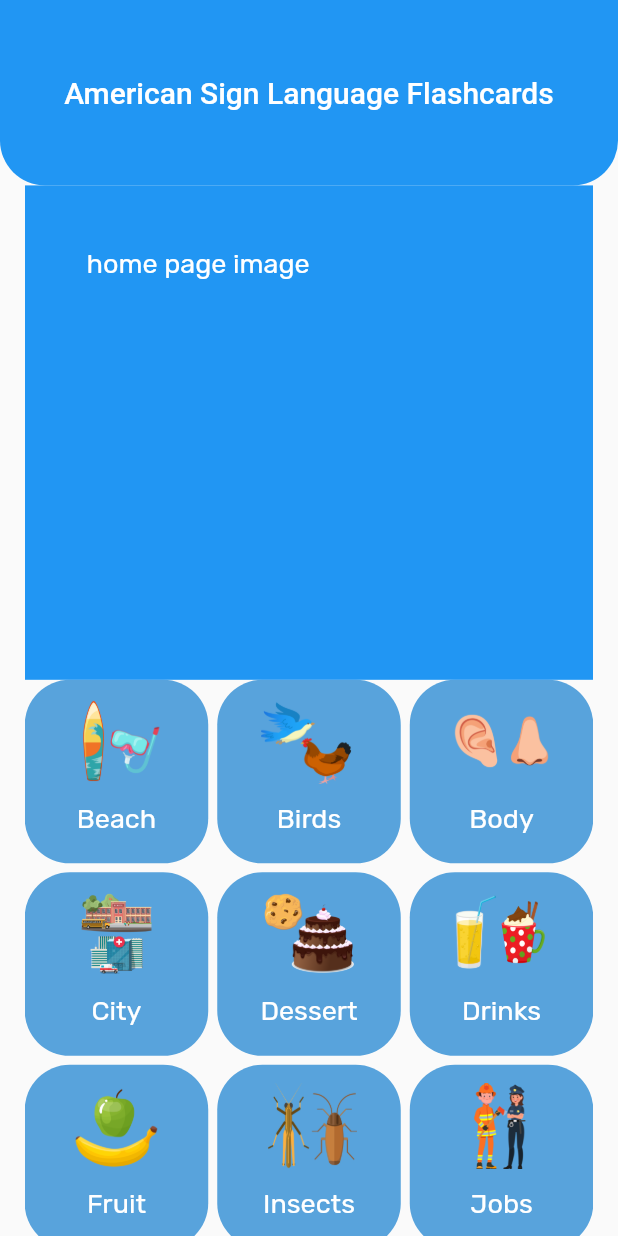
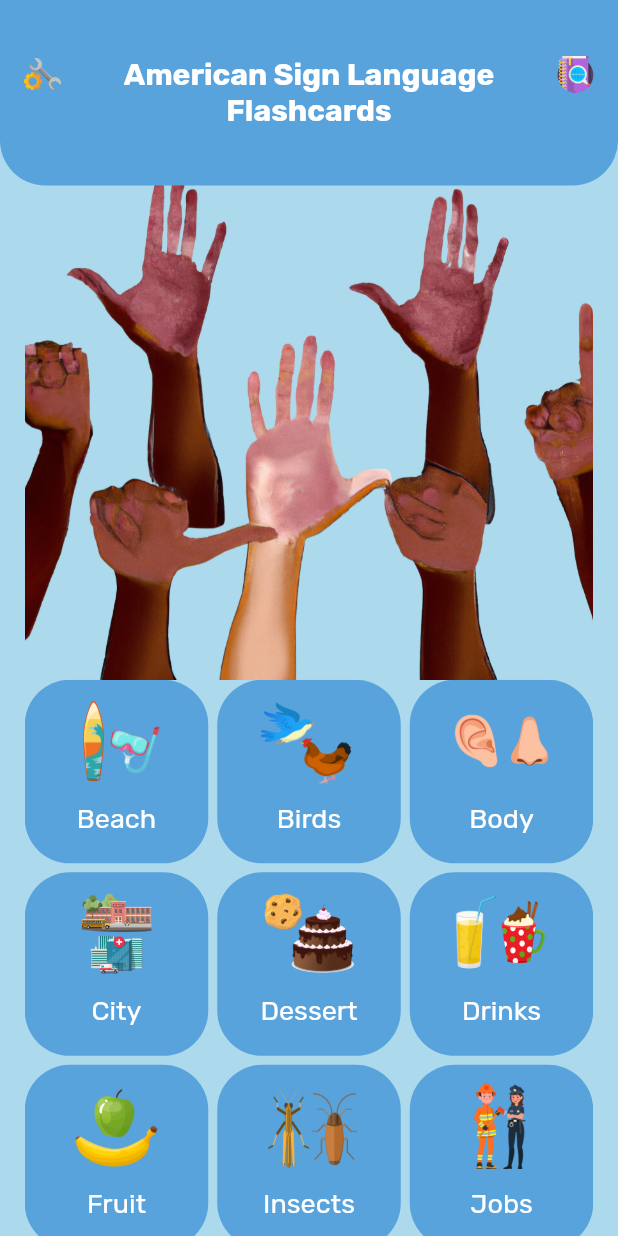
Before and after one commit to mcgrath-a/asl_asl_flashcards, a Flutter app: the screen it shows after launch, on a phone screen of 412 x 824 dp. Run offline on Flutter 3.47's test engine with Material 2 defaults, Android fonts, the light colour scheme and no system bars; our stand-ins replace google_fonts.

Commit message:
adding home page background image and settings and review icons

```diff
--- a/lib/configs/constants.dart
+++ b/lib/configs/constants.dart
@@ -2,3 +2,5 @@ import 'package:flutter/material.dart';
 
 const Color klightBlue = Color.fromARGB(255, 173, 217, 236);
 const Color kBlue = Color.fromARGB(255, 88, 163, 220);
+
+const double kIconPadding = 0.06;
--- a/lib/configs/themes.dart
+++ b/lib/configs/themes.dart
@@ -12,8 +12,16 @@ final appTheme = ThemeData(
       fontSize: 18, //google fonts to choose fonts
       fontFamily: GoogleFonts.rubik().fontFamily
     )
-
-  )
+  ),
+appBarTheme: AppBarTheme(
+  titleTextStyle: TextStyle(
+      fontFamily: GoogleFonts.rubik().fontFamily,
+      fontSize: 20,
+    fontWeight: FontWeight.bold,
+  ),
+      color: kBlue,
+),
+    scaffoldBackgroundColor: klightBlue,
 
 
 
--- a/lib/pages/home_page.dart
+++ b/lib/pages/home_page.dart
@@ -1,4 +1,5 @@
 import 'package:asl_flashcards/components/home_page/topic_tile.dart';
+import 'package:asl_flashcards/configs/constants.dart';
 import 'package:flutter/material.dart';
 import '../data/signs.dart';
 
@@ -41,7 +42,28 @@ class _HomePageState extends State<HomePage> {
           )
         ),
         toolbarHeight: size.height * 0.15,
-        title: Text('American Sign Language Flashcards'), //title that appears at top of screem
+        title: Row(
+          mainAxisAlignment: MainAxisAlignment.spaceBetween,
+          children: [
+            Column(
+              children: [
+                SizedBox(
+                  width: size.width *kIconPadding,
+                  child: Image.asset('assets/images/Settings.png'),),
+                SizedBox(height: size.width*kIconPadding,)
+              ],
+            ),
+            Text('American Sign Language\nFlashcards' , textAlign: TextAlign.center,),
+            Column(
+              children: [
+                SizedBox(
+                    width: size.width * kIconPadding,
+                    child: Image.asset('assets/images/Review.png'),),
+                SizedBox(height: size.width*kIconPadding,)
+              ],
+            ),
+          ],
+        ), //title that appears at top of screem
         centerTitle: true,
         elevation: 0,
 
@@ -54,15 +76,20 @@ class _HomePageState extends State<HomePage> {
 
         slivers: [
            SliverAppBar(
+             backgroundColor: Theme.of(context).scaffoldBackgroundColor,
             expandedHeight:  size.height * 0.40,
             flexibleSpace: FlexibleSpaceBar(
               background: Padding(
                 padding:  EdgeInsets.all(size.width * 0.1),
-                child: Text("home page image"),
+                child: Transform.scale(
+                  scale: 1.75, // resizing image
+                  child: Image.asset('assets/images/background2.png'),
+                  ),
+                ),
 
               ),
             ),
-          ),
+
           SliverGrid(
             gridDelegate:  SliverGridDelegateWithFixedCrossAxisCount(
                 crossAxisCount: 3,
```
Also changed, not shown: assets/images/background2.png (added).
